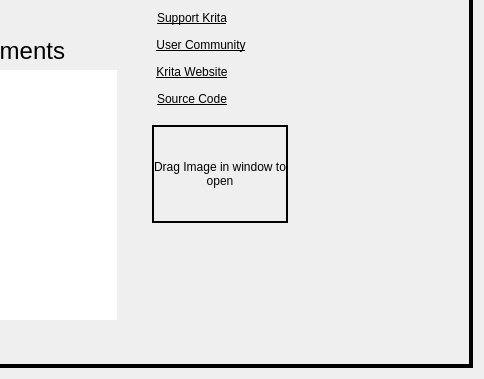
Above: libs/ui/forms/KisWelcomePage.ui from KDE/krita before the change; both pictures show x 266 to 750 and y 139 to 518 of the 750 by 518 pixel window. Below: the same form after it.
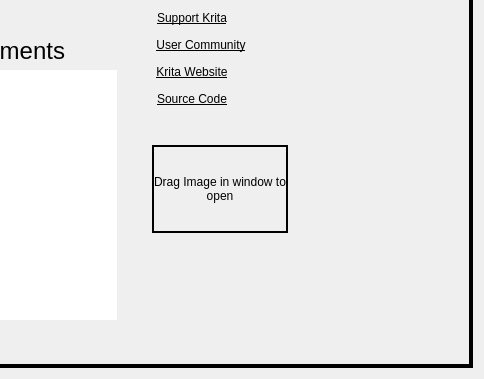
That is the form after the change.

Commit message: do a few more styling tweaks

What changed in the file:
```diff
--- a/libs/ui/forms/KisWelcomePage.ui
+++ b/libs/ui/forms/KisWelcomePage.ui
@@ -306,7 +306,7 @@
            <number>0</number>
           </property>
           <property name="bottomMargin">
-           <number>10</number>
+           <number>30</number>
           </property>
           <item>
            <widget class="QPushButton" name="sourceCodeLink">
@@ -397,7 +397,7 @@
           <property name="sizeHint" stdset="0">
            <size>
             <width>20</width>
-            <height>10</height>
+            <height>20</height>
            </size>
           </property>
          </spacer>
```
Left out of the diff: 13 changed lines with no effect on the pictures. The commit also changes 1 other file.
